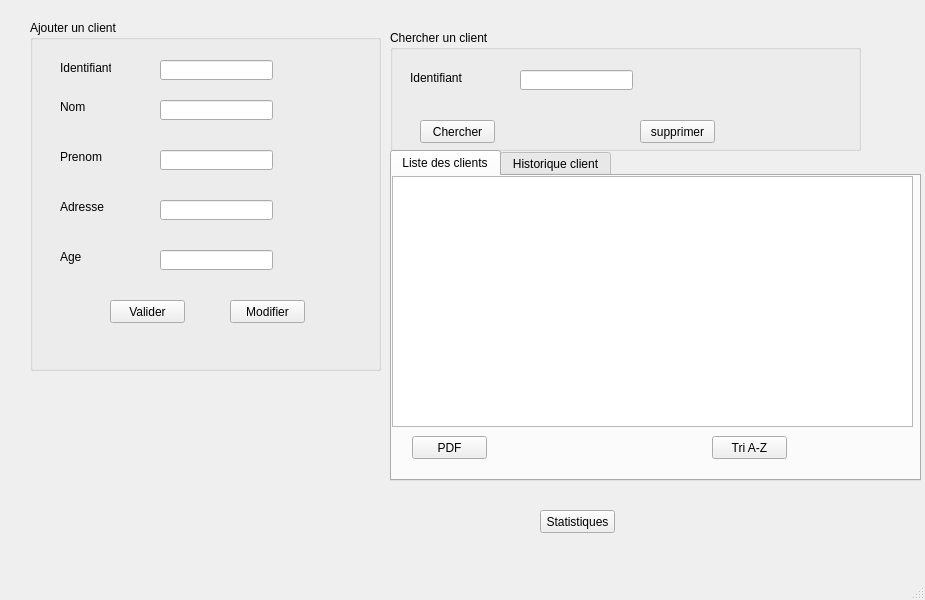
Qt form mainwindow.ui (zeinab2001/Projet_CPP) before a commit.
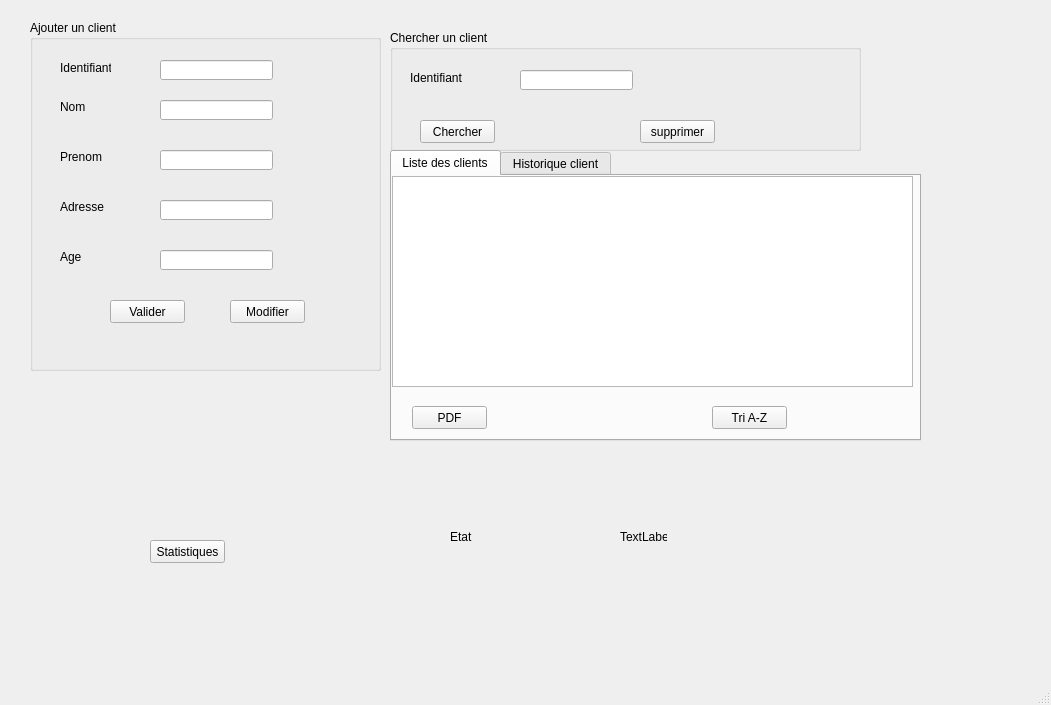
The same form after that commit. Custom widgets are drawn as their Qt base class.

```diff
--- a/mainwindow.ui
+++ b/mainwindow.ui
@@ -6,8 +6,8 @@
    <rect>
     <x>0</x>
     <y>0</y>
-    <width>925</width>
-    <height>600</height>
+    <width>1051</width>
+    <height>705</height>
    </rect>
   </property>
   <property name="windowTitle">
@@ -236,7 +236,7 @@
       <x>390</x>
       <y>150</y>
       <width>531</width>
-      <height>331</height>
+      <height>291</height>
      </rect>
     </property>
     <property name="currentIndex">
@@ -250,7 +250,7 @@
       <property name="geometry">
        <rect>
         <x>20</x>
-        <y>260</y>
+        <y>230</y>
         <width>75</width>
         <height>23</height>
        </rect>
@@ -263,7 +263,7 @@
       <property name="geometry">
        <rect>
         <x>320</x>
-        <y>260</y>
+        <y>230</y>
         <width>75</width>
         <height>23</height>
        </rect>
@@ -278,7 +278,7 @@
         <x>0</x>
         <y>0</y>
         <width>521</width>
-        <height>251</height>
+        <height>211</height>
        </rect>
       </property>
      </widget>
@@ -292,8 +292,8 @@
    <widget class="QPushButton" name="pushButton">
     <property name="geometry">
      <rect>
-      <x>540</x>
-      <y>510</y>
+      <x>150</x>
+      <y>540</y>
       <width>75</width>
       <height>23</height>
      </rect>
@@ -312,6 +312,32 @@
      </rect>
     </property>
    </widget>
+   <widget class="QLabel" name="label_7">
+    <property name="geometry">
+     <rect>
+      <x>450</x>
+      <y>530</y>
+      <width>47</width>
+      <height>14</height>
+     </rect>
+    </property>
+    <property name="text">
+     <string>Etat</string>
+    </property>
+   </widget>
+   <widget class="QLabel" name="label_8">
+    <property name="geometry">
+     <rect>
+      <x>620</x>
+      <y>530</y>
+      <width>47</width>
+      <height>14</height>
+     </rect>
+    </property>
+    <property name="text">
+     <string>TextLabel</string>
+    </property>
+   </widget>
   </widget>
   <widget class="QMenuBar" name="menubar">
    <property name="geometry">
```
Left out of the diff: 2 changed lines with no effect on the pictures.
